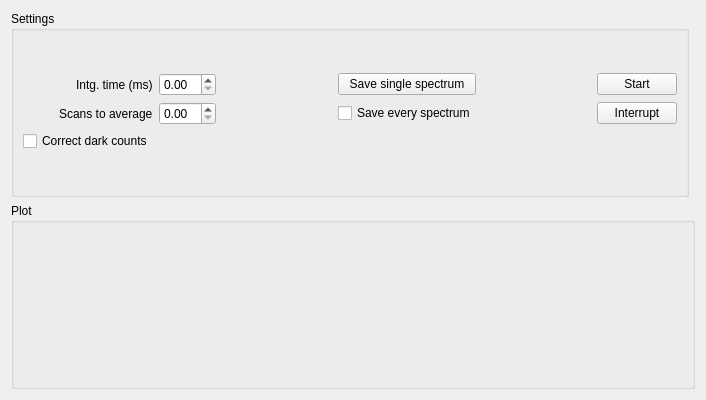
This is HW_OceanOptics/spec_plot.ui in GingerLabUW/Microscope_App as Qt 5 draws it before an edit. The edited form follows.
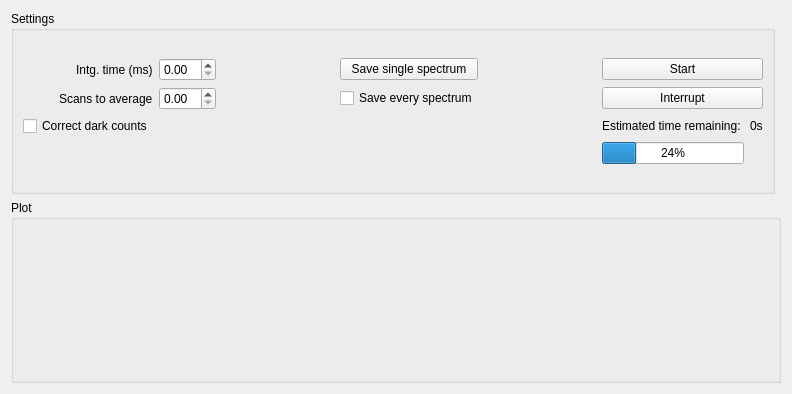
This is the edited form.

Commit message: ui fixes, added estimated scan time

The edit to the form file:
```diff
--- a/HW_OceanOptics/spec_plot.ui
+++ b/HW_OceanOptics/spec_plot.ui
@@ -6,8 +6,8 @@
    <rect>
     <x>0</x>
     <y>0</y>
-    <width>706</width>
-    <height>400</height>
+    <width>792</width>
+    <height>394</height>
    </rect>
   </property>
   <property name="windowTitle">
@@ -34,6 +34,13 @@
      <layout class="QGridLayout" name="gridLayout">
       <item row="0" column="0">
        <layout class="QGridLayout" name="gridLayout_4">
+        <item row="2" column="0">
+         <widget class="QCheckBox" name="correct_dark_counts_checkBox">
+          <property name="text">
+           <string>Correct dark counts</string>
+          </property>
+         </widget>
+        </item>
         <item row="1" column="0" alignment="Qt::AlignRight">
          <widget class="QLabel" name="label_2">
           <property name="text">
@@ -48,26 +55,12 @@
           </property>
          </widget>
         </item>
-        <item row="0" column="0" alignment="Qt::AlignRight">
-         <widget class="QLabel" name="label">
-          <property name="text">
-           <string>Intg. time (ms)</string>
-          </property>
-         </widget>
-        </item>
         <item row="0" column="1">
          <widget class="QDoubleSpinBox" name="intg_time_spinBox"/>
         </item>
         <item row="1" column="1">
          <widget class="QDoubleSpinBox" name="scans_to_avg_spinBox"/>
         </item>
-        <item row="0" column="5">
-         <widget class="QPushButton" name="start_pushButton">
-          <property name="text">
-           <string>Start</string>
-          </property>
-         </widget>
-        </item>
         <item row="0" column="2">
          <spacer name="horizontalSpacer">
           <property name="orientation">
@@ -81,13 +74,6 @@
           </property>
          </spacer>
         </item>
-        <item row="1" column="5">
-         <widget class="QPushButton" name="interrupt_pushButton">
-          <property name="text">
-           <string>Interrupt</string>
-          </property>
-         </widget>
-        </item>
         <item row="1" column="3">
          <widget class="QCheckBox" name="save_every_spec_checkBox">
           <property name="text">
@@ -108,10 +94,45 @@
           </property>
          </spacer>
         </item>
-        <item row="2" column="0">
-         <widget class="QCheckBox" name="correct_dark_counts_checkBox">
+        <item row="0" column="0" alignment="Qt::AlignRight">
+         <widget class="QLabel" name="label">
           <property name="text">
-           <string>Correct dark counts</string>
+           <string>Intg. time (ms)</string>
+          </property>
+         </widget>
+        </item>
+        <item row="2" column="5">
+         <widget class="QLabel" name="label_3">
+          <property name="text">
+           <string>Estimated time remaining: </string>
+          </property>
+         </widget>
+        </item>
+        <item row="1" column="5" colspan="2">
+         <widget class="QPushButton" name="interrupt_pushButton">
+          <property name="text">
+           <string>Interrupt</string>
+          </property>
+         </widget>
+        </item>
+        <item row="2" column="6">
+         <widget class="QLabel" name="time_remaining_label">
+          <property name="text">
+           <string>0s</string>
+          </property>
+         </widget>
+        </item>
+        <item row="0" column="5" colspan="2">
+         <widget class="QPushButton" name="start_pushButton">
+          <property name="text">
+           <string>Start</string>
+          </property>
+         </widget>
+        </item>
+        <item row="3" column="5">
+         <widget class="QProgressBar" name="progressBar">
+          <property name="value">
+           <number>24</number>
           </property>
          </widget>
         </item>
```
The commit also changes 8 other files.
